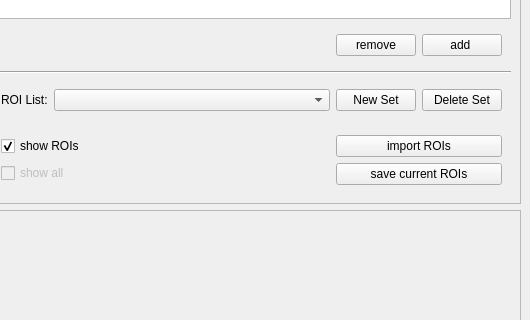
The window that roibuddy/roiBuddyUI.ui (losonczylab/roibuddy) describes before a commit, drawn with Qt 5; both pictures show x 670 to 1200 and y 116 to 436 of the 1200 by 942 pixel window.
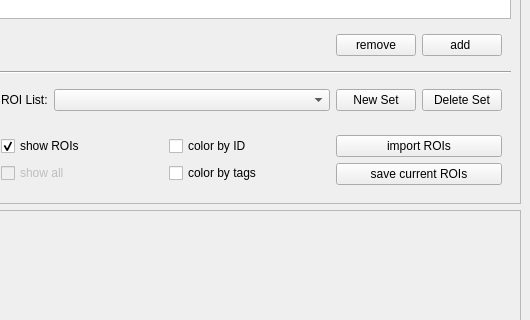
The same window after the commit.

Commit message: color by tags UI design changes

```diff
--- a/roibuddy/roiBuddyUI.ui
+++ b/roibuddy/roiBuddyUI.ui
@@ -344,6 +344,26 @@
          </property>
         </widget>
        </item>
+       <item row="5" column="1">
+        <widget class="QWidget" name="widget_2" native="true">
+         <layout class="QVBoxLayout" name="verticalLayout">
+          <item>
+           <widget class="QCheckBox" name="colorbyid_checkbox">
+            <property name="text">
+             <string>color by ID</string>
+            </property>
+           </widget>
+          </item>
+          <item>
+           <widget class="QCheckBox" name="colorbytags_checkbox">
+            <property name="text">
+             <string>color by tags</string>
+            </property>
+           </widget>
+          </item>
+         </layout>
+        </widget>
+       </item>
       </layout>
      </widget>
     </item>
```
The commit also changes 1 other file.
